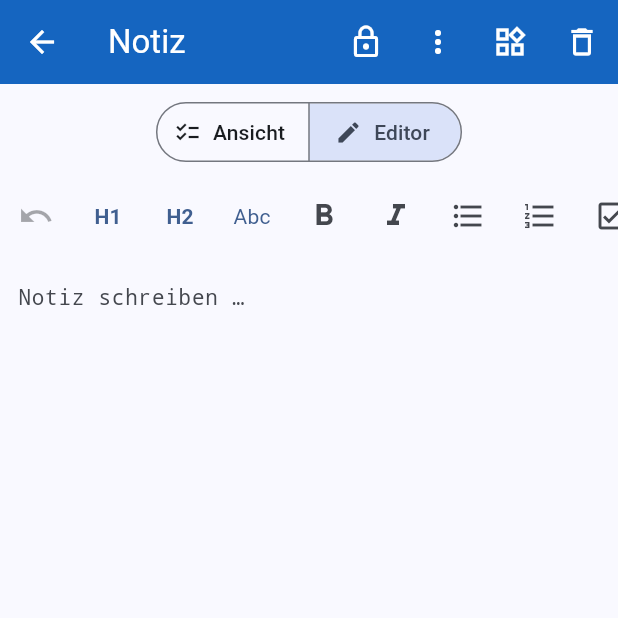
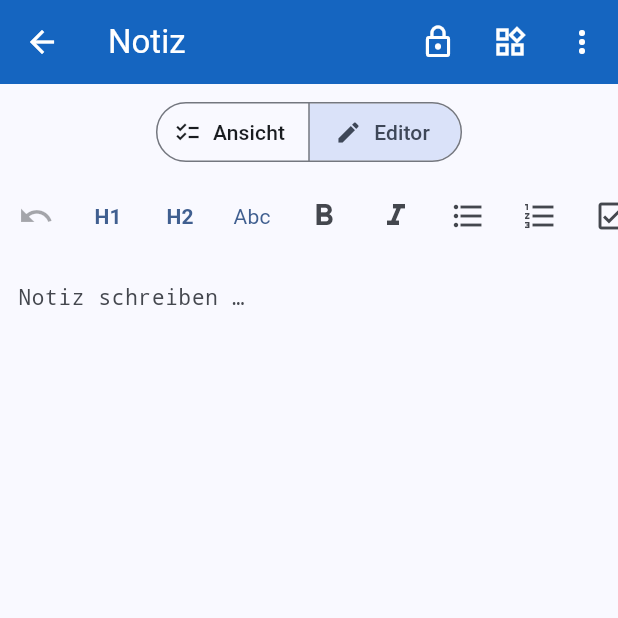
Before and after one commit to homehoster/meine_notizen, a Flutter app: the NoteScreen screen opened directly with empty values, after a tap on the "now widgets" icon, on a phone screen of 412 x 824 dp, the top half of it. Run offline on Flutter 3.47's test engine with Material 3 defaults, Android fonts, the phone set to English and light mode, and no system bars; our stand-ins replace file_picker, flutter_markdown_plus, flutter_secure_storage, geolocator, image_picker, open_filex and 3 more; missing offline and left inert: home_widget, record; accounts and stored records are empty.

Commit message:
Anpassung Icon in note_screen

```diff
--- a/lib/screens/note_screen.dart
+++ b/lib/screens/note_screen.dart
@@ -1119,21 +1119,21 @@ class _NoteScreenState extends State<NoteScreen> {
             },
             itemBuilder: (_) => [
               PopupMenuItem(
+                value: 'PUBLIC',
+                child: _menuLabel(
+                  Icons.public_outlined,
+                  'Öffentlich',
+                  style: widget.note.visibility == 'PUBLIC'
+                      ? const TextStyle(fontWeight: FontWeight.bold)
+                      : null,
+                ),
+              ),
+              PopupMenuItem(
                 value: 'PRIVATE',
                 child: _menuLabel(
                   Icons.lock_outline,
                   'Privat',
                   style: widget.note.visibility == 'PRIVATE'
-                      ? const TextStyle(fontWeight: FontWeight.bold)
-                      : null,
-                ),
-              ),
-              PopupMenuItem(
-                value: 'PUBLIC',
-                child: _menuLabel(
-                  Icons.public_outlined,
-                  'Öffentlich',
-                  style: widget.note.visibility == 'PUBLIC'
                       ? const TextStyle(fontWeight: FontWeight.bold)
                       : null,
                 ),
@@ -1160,6 +1160,18 @@ class _NoteScreenState extends State<NoteScreen> {
                   ),
                 ),
             ],
+          ),
+          IconButton(
+            icon: Icon(
+              s.widgetIds.contains(widget.note.id)
+                  ? Icons.widgets
+                  : Icons.widgets_outlined,
+            ),
+            tooltip: 'Im Widget anzeigen',
+            onPressed: () async {
+              await s.toggleWidget(widget.note);
+              setState(() {});
+            },
           ),
           PopupMenuButton<String>(
             onSelected: (value) {
@@ -1204,28 +1216,6 @@ class _NoteScreenState extends State<NoteScreen> {
                   ),
                 ),
             ],
-          ),
-          IconButton(
-            icon: Icon(
-              s.widgetIds.contains(widget.note.id)
-                  ? Icons.widgets
-                  : Icons.widgets_outlined,
-            ),
-            tooltip: 'Im Widget anzeigen',
-            onPressed: () async {
-              await s.toggleWidget(widget.note);
-              setState(() {});
-            },
-          ),
-          IconButton(
-            icon: const Icon(Icons.delete_outline),
-            tooltip: 'Notiz löschen',
-            onPressed: () async {
-              final nav = Navigator.of(context);
-              _t?.cancel();
-              await s.deleteNote(widget.note);
-              nav.pop();
-            },
           ),
         ],
       ),
```
